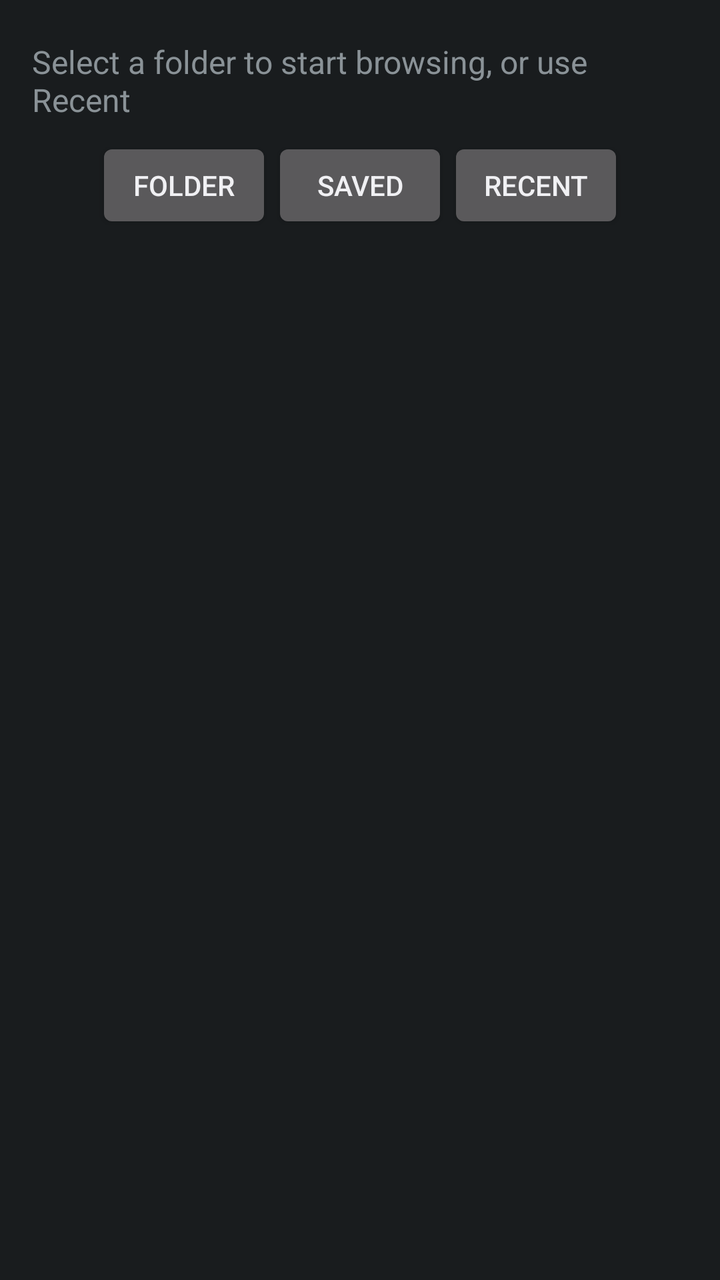
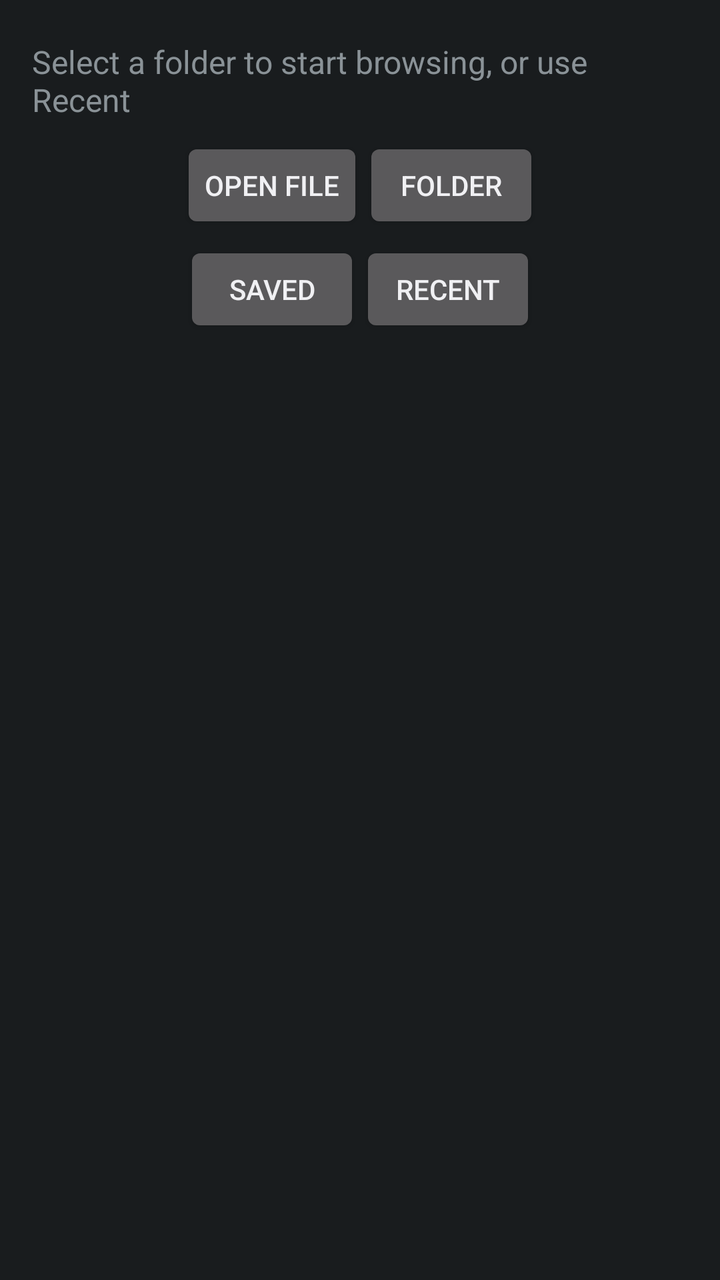

Before-and-after screenshots of an Android layout around one commit, followed by the original layout XML and the change that was made.
<!-- AndroidManifest.xml: application theme BraillebackTheme -->
<!-- res/layout/bookshelf.xml -->
<?xml version="1.0" encoding="utf-8"?>
<LinearLayout xmlns:android="http://schemas.android.com/apk/res/android"
    android:layout_width="match_parent"
    android:layout_height="match_parent"
    android:orientation="vertical"
    android:padding="16dp">

    <TextView
        android:id="@+id/bookshelf_path"
        android:layout_width="match_parent"
        android:layout_height="wrap_content"
        android:textSize="16sp"
        android:paddingTop="4dp"
        android:paddingBottom="4dp"
        android:text="@string/bookshelf_empty" />

    <LinearLayout
        android:layout_width="match_parent"
        android:layout_height="wrap_content"
        android:orientation="horizontal"
        android:gravity="center"
        android:layout_marginTop="4dp">

        <Button
            android:id="@+id/btn_bookshelf_pick"
            android:layout_width="wrap_content"
            android:layout_height="wrap_content"
            android:text="@string/bookshelf_pick_folder" />

        <Button
            android:id="@+id/btn_bookshelf_folders"
            android:layout_width="wrap_content"
            android:layout_height="wrap_content"
            android:text="@string/bookshelf_folders" />

        <Button
            android:id="@+id/btn_bookshelf_recent"
            android:layout_width="wrap_content"
            android:layout_height="wrap_content"
            android:text="@string/bookshelf_recent" />
    </LinearLayout>

    <ListView
        android:id="@+id/bookshelf_list"
        android:layout_width="match_parent"
        android:layout_height="0dp"
        android:layout_weight="1"
        android:layout_marginTop="8dp" />
</LinearLayout>
<!-- resources referenced by this layout -->
<resources>
  <string name="bookshelf_empty">Select a folder to start browsing, or use Recent</string>
  <string name="bookshelf_folders">Saved</string>
  <string name="bookshelf_pick_folder">Folder</string>
  <string name="bookshelf_recent">Recent</string>
  <style name="BraillebackTheme" parent="@android:style/Theme.DeviceDefault" />
</resources>

<!-- the commit's change to res/layout/bookshelf.xml (unified diff, before → after) -->
@@ -22,10 +22,24 @@
         android:layout_marginTop="4dp">
 
         <Button
+            android:id="@+id/btn_bookshelf_open"
+            android:layout_width="wrap_content"
+            android:layout_height="wrap_content"
+            android:text="@string/bookshelf_open_file" />
+
+        <Button
             android:id="@+id/btn_bookshelf_pick"
             android:layout_width="wrap_content"
             android:layout_height="wrap_content"
             android:text="@string/bookshelf_pick_folder" />
+    </LinearLayout>
+
+    <LinearLayout
+        android:layout_width="match_parent"
+        android:layout_height="wrap_content"
+        android:orientation="horizontal"
+        android:gravity="center"
+        android:layout_marginTop="4dp">
 
         <Button
             android:id="@+id/btn_bookshelf_folders"
<!-- resource entries referenced after the edit -->
@@ -2,6 +2,7 @@
 <resources>
   <string name="bookshelf_empty">Select a folder to start browsing, or use Recent</string>
   <string name="bookshelf_folders">Saved</string>
+  <string name="bookshelf_open_file">Open file</string>
   <string name="bookshelf_pick_folder">Folder</string>
   <string name="bookshelf_recent">Recent</string>
   <style name="BraillebackTheme" parent="@android:style/Theme.DeviceDefault" />
